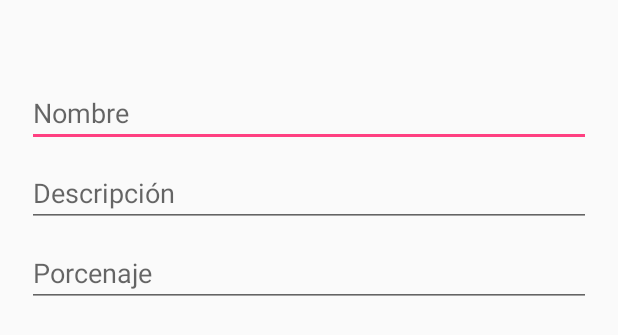
After one commit to ArielChepito/Recycler_graficas, an Android app: the layout purposes_form.xml on its own in the app's theme, with its tools: preview values and no code run, on a phone screen of 412 x 824 dp. The commit adds this screen. Shown: the top 335 px of the screen. Run offline under Robolectric (Android 15) with nearby library versions, the phone set to English and light mode, and no system bars.

Commit message:
Purposes crud

```diff
--- a/app/build.gradle
+++ b/app/build.gradle
@@ -9,6 +9,7 @@ android {
         versionCode 1
         versionName "1.0"
         testInstrumentationRunner "android.support.test.runner.AndroidJUnitRunner"
+
     }
     buildTypes {
         release {
--- a/app/src/main/java/com/example/kevin/greendaoejemplo/Purposes/PurposesAdapter.java
+++ b/app/src/main/java/com/example/kevin/greendaoejemplo/Purposes/PurposesAdapter.java
@@ -70,7 +70,8 @@ public class PurposesAdapter extends RecyclerView.Adapter<PurposesAdapter.ViewHo
 
         public void bind(final Purposes Purposes, final  onItemClickListener listener){
             //procesamos los datos para renderizar
-            name.setText(Purposes.getName() + " "  + new SimpleDateFormat("dd-MM-yyyy").format( Purposes.getDate()));
+            String date = new SimpleDateFormat("dd-MM-yyyy").format( Purposes.getDate());
+            name.setText(Purposes.getName());
             description.setText(Purposes.getDescription());
             // this.textViewPurposes.setText(Purposes.getName());
             /// definimos que por cada elemento del recycler view tenemos un listener que se va a comportart de la siguiente manera
--- a/app/src/main/java/com/example/kevin/greendaoejemplo/Purposes/PurposesController.java
+++ b/app/src/main/java/com/example/kevin/greendaoejemplo/Purposes/PurposesController.java
@@ -19,12 +19,12 @@ public class PurposesController implements PurposesOperations {
 
 
     public PurposesController(){
-        Core.getInstance().DeleteAllBases(); //ESTO BORRA TODOS LOS DATOS DE LA BASE, QUITAR!!!!!!!
+        //Core.getInstance().DeleteAllBases(); //ESTO BORRA TODOS LOS DATOS DE LA BASE, QUITAR!!!!!!!
         daoSession = Core.getInstance().getDaoSession(); //Se recupera la sesion del singleton
         purposesDao = daoSession.getPurposesDao(); //se recupera el manejador de la sesion
         /*Aquí inserto una lista de datos en la base de datos*/
 
-        purposesDao.insertInTx(getAllPurposes());
+        ///purposesDao.insertInTx(getAllPurposes());
     }
 
     private List<Purposes> getAllPurposes(){
--- /dev/null
+++ b/app/src/main/res/layout/purposes_form.xml
@@ -0,0 +1,55 @@
+<?xml version="1.0" encoding="utf-8"?>
+<LinearLayout xmlns:android="http://schemas.android.com/apk/res/android"
+    android:id="@+id/ll_dialog"
+    xmlns:card_view="http://schemas.android.com/apk/res-auto"
+    android:layout_width="fill_parent"
+    android:layout_height="fill_parent"
+    android:orientation="vertical"
+    android:padding="10dp" >
+
+
+        <TextView
+            android:id="@+id/PurposeDialogDescription"
+            android:layout_width="match_parent"
+            android:layout_height="wrap_content"
+            android:text=""
+            android:textAppearance="?android:attr/textAppearanceMedium"
+            android:layout_marginBottom="10dp" />
+
+        <EditText
+            android:id="@+id/purposeFormName"
+            android:layout_width="match_parent"
+            android:layout_height="wrap_content"
+            android:layout_marginEnd="8dp"
+            android:layout_marginStart="8dp"
+            android:layout_marginTop="8dp"
+            android:hint="Nombre" />
+        <EditText
+            android:id="@+id/purposeFormNDescription"
+            android:layout_width="match_parent"
+            android:layout_height="wrap_content"
+            android:hint="Descripción"
+            android:layout_marginEnd="8dp"
+            android:layout_marginStart="8dp"
+            android:layout_marginTop="8dp"
+            />
+        <EditText
+            android:id="@+id/purposeFormNPercentage"
+            android:layout_width="match_parent"
+            android:layout_height="wrap_content"
+            android:layout_marginEnd="8dp"
+            android:layout_marginStart="8dp"
+            android:layout_marginTop="8dp"
+            android:hint="Porcenaje"
+            />
+
+
+
+
+        <requestFocus />
+
+
+
+
+
+</LinearLayout>
```
Also changed, not shown: app/src/main/java/com/example/kevin/greendaoejemplo/MainActivity.java (+81 -8 lines), app/src/main/java/com/example/kevin/greendaoejemplo/Purposes/PurposesDialog.java (added, +108 -0 lines), app/src/main/res/menu/menu.xml (added, +12 -0 lines).
